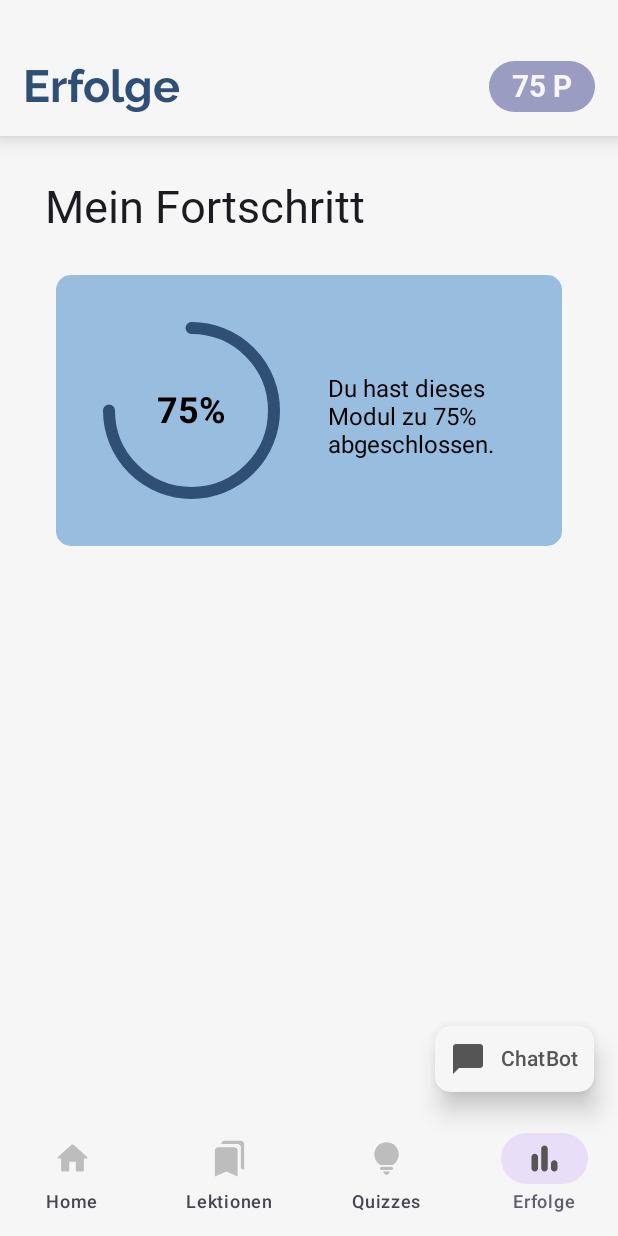
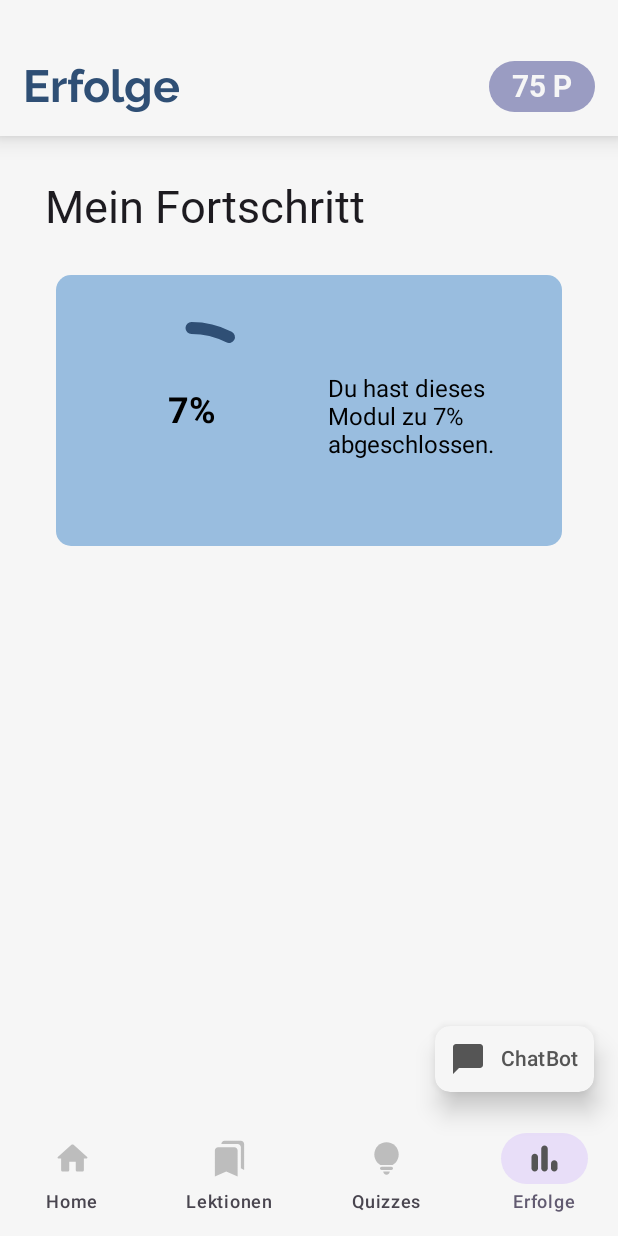
Before and after one commit to findingDodi/moduLearn, an Android app built with Jetpack Compose: the ProgressScreen screen opened through its navigation route, on a phone screen of 412 x 824 dp. Run offline under Robolectric (Android 15) with nearby library versions, the light colour scheme and no system bars.

```diff
--- a/app/src/main/java/de/hsd/modulearn/screens/ProgressScreen.kt
+++ b/app/src/main/java/de/hsd/modulearn/screens/ProgressScreen.kt
@@ -62,7 +62,7 @@ fun ProgressScreen(navController: NavController, points: Int) {
                         .padding(15.dp)
                 ) {
                     // Fortschrittskreis und Prozentanzeige
-                    val progress = points / 100f // assuming max points is 100
+                    val progress = points / 1000f // assuming max points is 100
                     Box(
                         contentAlignment = Alignment.Center,
                         modifier = Modifier
```
